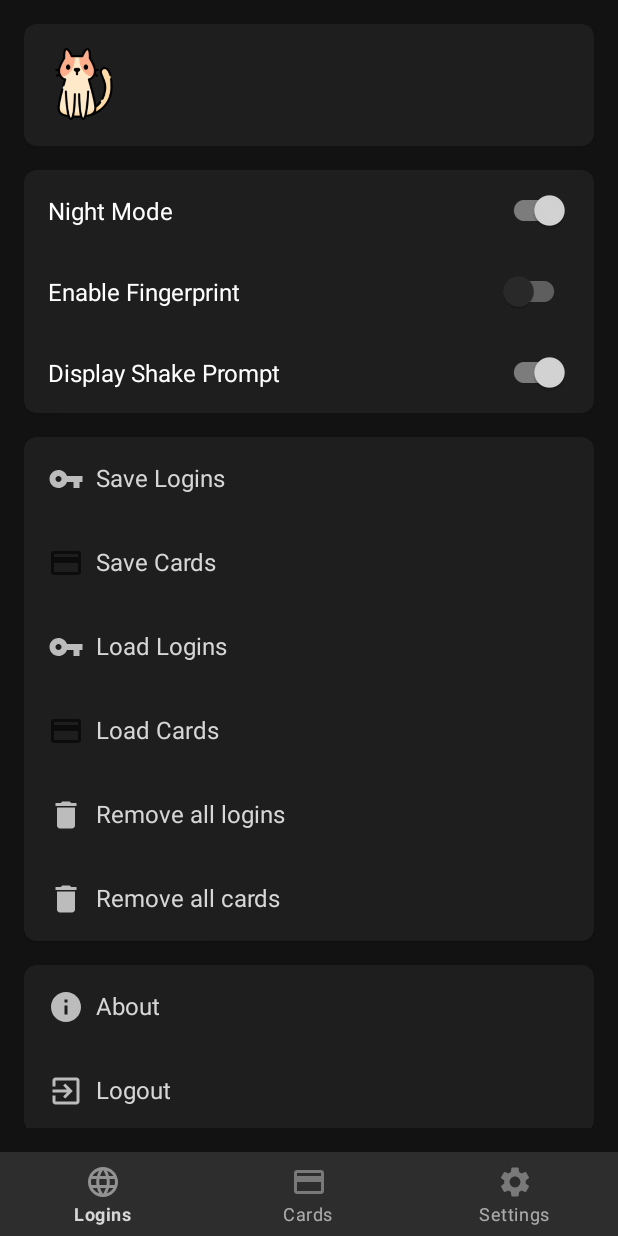
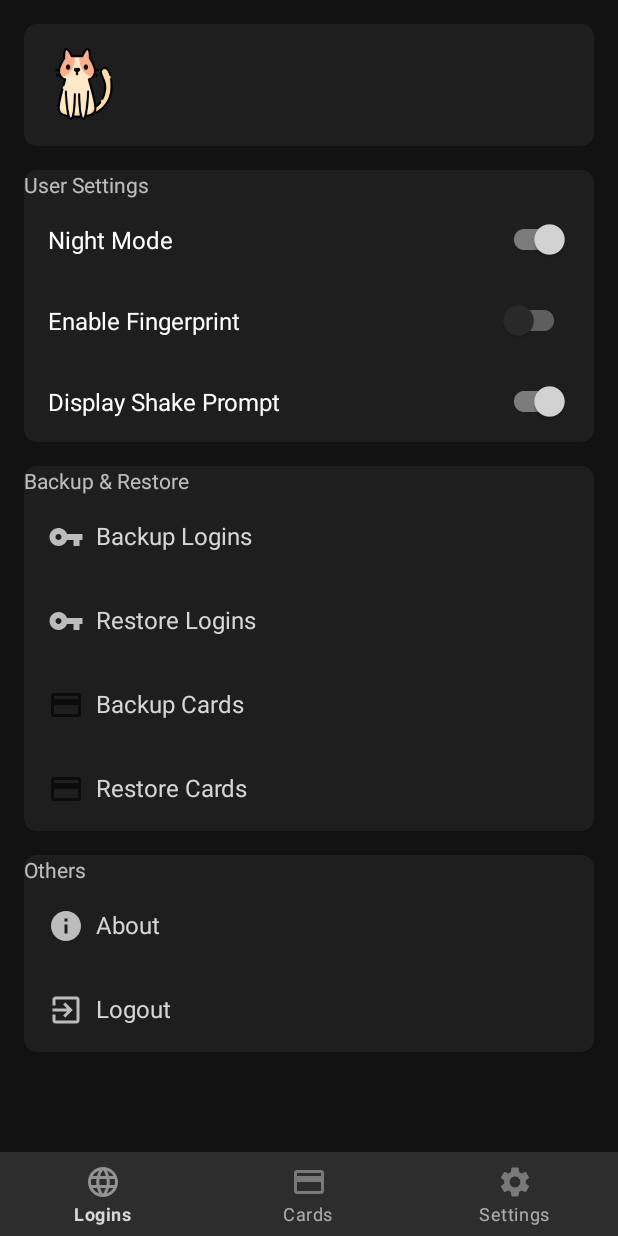
Before and after one commit to zahidquraishi41/passwordz, an Android app: the fragment SettingsFragment placed in its activity, on a phone screen of 412 x 824 dp. Run offline under Robolectric (Android 15) with nearby library versions, the phone set to English and light mode, and no system bars; our stand-ins replace Firebase (no records; nobody signed in at launch, a user with empty details on screens opened directly), Picasso; libraries missing offline, so code that uses them is left out: com.shashank.sony; pictures from the network do not load; 4 statements that could not run were skipped.

Commit message:
Updated settings layout.

```diff
--- a/app/src/main/res/layout/fragment_settings.xml
+++ b/app/src/main/res/layout/fragment_settings.xml
@@ -65,6 +65,11 @@
                 android:layout_height="wrap_content"
                 android:orientation="vertical">
 
+                <TextView
+                    android:layout_width="match_parent"
+                    android:layout_height="wrap_content"
+                    android:text="@string/user_settings" />
+
                 <com.google.android.material.switchmaterial.SwitchMaterial
                     android:id="@+id/sm_night_mode"
                     android:layout_width="match_parent"
@@ -107,6 +112,11 @@
                 android:layout_height="wrap_content"
                 android:orientation="vertical">
 
+                <TextView
+                    android:layout_width="match_parent"
+                    android:layout_height="wrap_content"
+                    android:text="@string/backup_amp_restore" />
+
                 <com.google.android.material.textview.MaterialTextView
                     android:id="@+id/tv_export_logins"
                     android:layout_width="match_parent"
@@ -116,6 +126,17 @@
                     android:drawablePadding="8dp"
                     android:padding="16dp"
                     android:text="@string/export_logins"
+                    android:textAppearance="@style/TextAppearance.AppCompat.Subhead" />
+
+                <com.google.android.material.textview.MaterialTextView
+                    android:id="@+id/tv_import_logins"
+                    android:layout_width="match_parent"
+                    android:layout_height="wrap_content"
+                    android:background="?android:selectableItemBackground"
+                    android:drawableStart="@drawable/ic_password"
+                    android:drawablePadding="8dp"
+                    android:padding="16dp"
+                    android:text="@string/import_logins"
                     android:textAppearance="@style/TextAppearance.AppCompat.Subhead" />
 
                 <com.google.android.material.textview.MaterialTextView
@@ -130,17 +151,6 @@
                     android:textAppearance="@style/TextAppearance.AppCompat.Subhead" />
 
                 <com.google.android.material.textview.MaterialTextView
-                    android:id="@+id/tv_import_logins"
-                    android:layout_width="match_parent"
-                    android:layout_height="wrap_content"
-                    android:background="?android:selectableItemBackground"
-                    android:drawableStart="@drawable/ic_password"
-                    android:drawablePadding="8dp"
-                    android:padding="16dp"
-                    android:text="@string/import_logins"
-                    android:textAppearance="@style/TextAppearance.AppCompat.Subhead" />
-
-                <com.google.android.material.textview.MaterialTextView
                     android:id="@+id/tv_import_cards"
                     android:layout_width="match_parent"
                     android:layout_height="wrap_content"
@@ -151,6 +161,8 @@
                     android:text="@string/import_cards"
                     android:textAppearance="@style/TextAppearance.AppCompat.Subhead" />
 
+                <!--BELOW TWO ARE DEV TOOLS-->
+
                 <com.google.android.material.textview.MaterialTextView
                     android:id="@+id/tv_remove_all_logins"
                     android:layout_width="match_parent"
@@ -160,7 +172,8 @@
                     android:drawablePadding="8dp"
                     android:padding="16dp"
                     android:text="@string/remove_all_logins"
-                    android:textAppearance="@style/TextAppearance.AppCompat.Subhead" />
+                    android:textAppearance="@style/TextAppearance.AppCompat.Subhead"
+                    android:visibility="gone" />
 
                 <com.google.android.material.textview.MaterialTextView
                     android:id="@+id/tv_remove_all_cards"
@@ -171,7 +184,8 @@
                     android:drawablePadding="8dp"
                     android:padding="16dp"
                     android:text="@string/remove_all_cards"
-                    android:textAppearance="@style/TextAppearance.AppCompat.Subhead" />
+                    android:textAppearance="@style/TextAppearance.AppCompat.Subhead"
+                    android:visibility="gone" />
 
             </androidx.appcompat.widget.LinearLayoutCompat>
 
@@ -187,6 +201,11 @@
                 android:layout_width="match_parent"
                 android:layout_height="wrap_content"
                 android:orientation="vertical">
+
+                <TextView
+                    android:layout_width="match_parent"
+                    android:layout_height="wrap_content"
+                    android:text="@string/others" />
 
                 <com.google.android.material.textview.MaterialTextView
                     android:id="@+id/tv_about"
--- a/app/src/main/res/values/strings.xml
+++ b/app/src/main/res/values/strings.xml
@@ -47,12 +47,15 @@
     <string name="valid_thru">VALID THRU</string>
     <string name="remove_all_logins">Remove all logins</string>
     <string name="remove_all_cards">Remove all cards</string>
-    <string name="export_cards">Save Cards</string>
-    <string name="import_cards">Load Cards</string>
-    <string name="export_logins">Save Logins</string>
-    <string name="import_logins">Load Logins</string>
+    <string name="export_cards">Backup Cards</string>
+    <string name="import_cards">Restore Cards</string>
+    <string name="export_logins">Backup Logins</string>
+    <string name="import_logins">Restore Logins</string>
     <string name="app_icon">App Icon</string>
     <string name="version">Version\n1.0</string>
     <string name="delete_account">Delete Account</string>
     <string name="enable_fingerprint">Enable Fingerprint</string>
+    <string name="user_settings">User Settings</string>
+    <string name="backup_amp_restore"><![CDATA[Backup & Restore]]></string>
+    <string name="others">Others</string>
 </resources>
```
